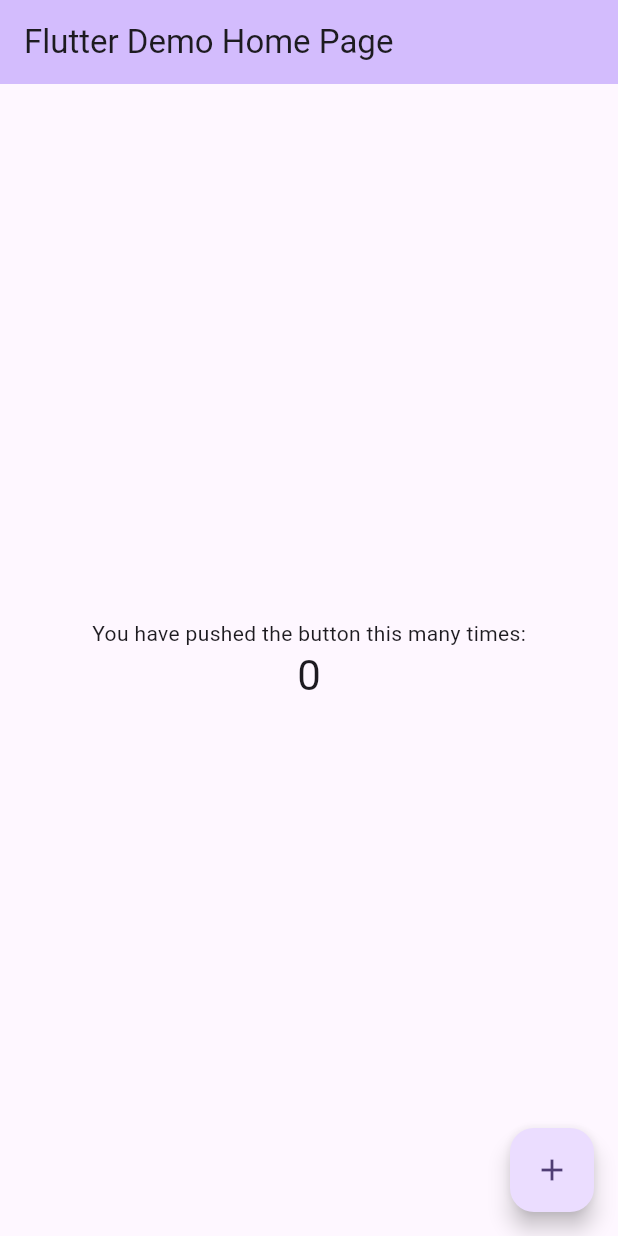
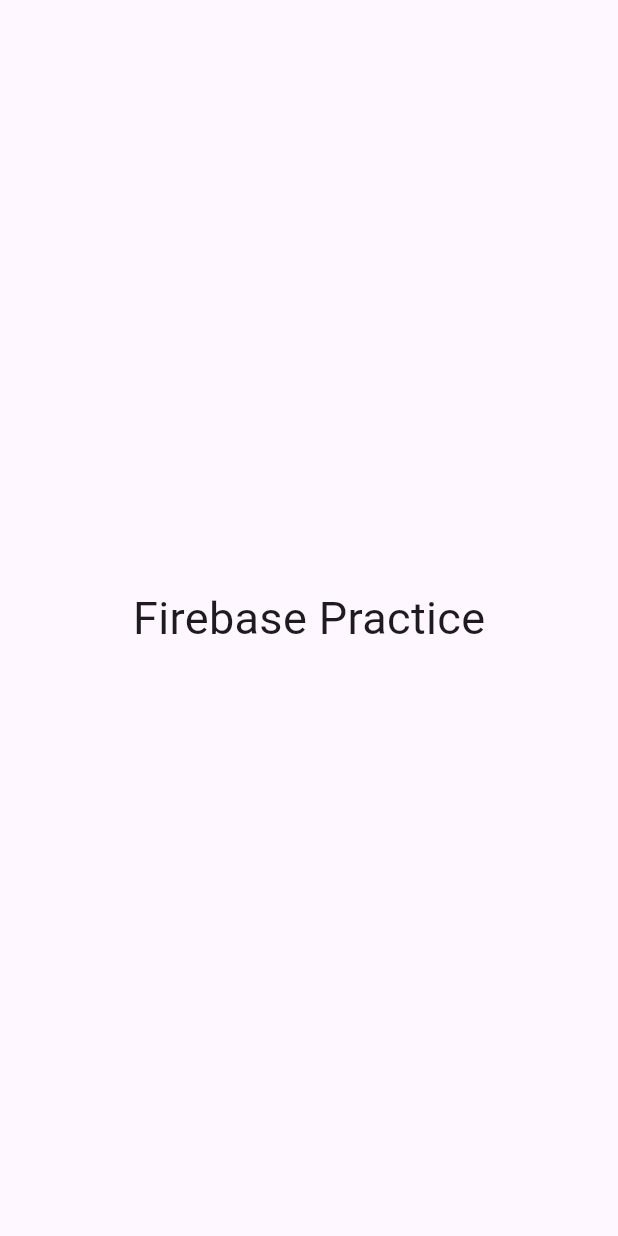
Before and after one commit to Usaid-Dev/firebase, a Flutter app: the first screen one second after launch, on a phone screen of 412 x 824 dp. Run offline on Flutter 3.47's test engine with Material 3 defaults, Android fonts, the phone set to English and light mode, and no system bars; our stand-ins replace firebase_core; accounts and stored records are empty.

Commit message:
Created Splash Screen

```diff
--- /dev/null
+++ b/lib/Ui/auth/login_screen.dart
@@ -0,0 +1,23 @@
+import 'package:flutter/material.dart';
+
+class LoginScreen extends StatefulWidget {
+  const LoginScreen({super.key});
+
+  @override
+  State<LoginScreen> createState() => _LoginScreenState();
+}
+
+class _LoginScreenState extends State<LoginScreen> {
+  @override
+  Widget build(BuildContext context) {
+    return Scaffold(
+      appBar: AppBar(
+        automaticallyImplyLeading: false,
+        title: Text('Login'),
+      ),
+      body: Column(
+        children: [],
+      ),
+    );
+  }
+}
--- /dev/null
+++ b/lib/Ui/splash_screen.dart
@@ -0,0 +1,31 @@
+import 'package:firebase/firebase_services/splash_services.dart';
+import 'package:flutter/material.dart';
+
+class SplashScreen extends StatefulWidget {
+  const SplashScreen({super.key});
+
+  @override
+  State<SplashScreen> createState() => _SplashScreenState();
+}
+
+class _SplashScreenState extends State<SplashScreen> {
+  SplashServices splashServices = SplashServices();
+
+  @override
+  void initState() {
+    super.initState();
+    splashServices.isLogin(context);
+  }
+
+  @override
+  Widget build(BuildContext context) {
+    return const Scaffold(
+      body: Center(
+        child: Text(
+          'Firebase Practice',
+          style: TextStyle(fontSize: 30),
+        ),
+      ),
+    );
+  }
+}
--- /dev/null
+++ b/lib/firebase_services/splash_services.dart
@@ -0,0 +1,13 @@
+import 'dart:async';
+
+import 'package:firebase/Ui/auth/login_screen.dart';
+import 'package:flutter/material.dart';
+
+class SplashServices {
+  void isLogin(BuildContext context) {
+    Timer(const Duration(seconds: 3), () {
+      Navigator.push(context,
+          MaterialPageRoute(builder: (context) => const LoginScreen()));
+    });
+  }
+}
--- a/lib/main.dart
+++ b/lib/main.dart
@@ -1,3 +1,4 @@
+import 'package:firebase/Ui/splash_screen.dart';
 import 'package:firebase_core/firebase_core.dart';
 import 'package:flutter/material.dart';
 
@@ -10,119 +11,12 @@ void main() async {
 class MyApp extends StatelessWidget {
   const MyApp({super.key});
 
-  // This widget is the root of your application.
   @override
   Widget build(BuildContext context) {
-    return MaterialApp(
+    return const MaterialApp(
+      debugShowCheckedModeBanner: false,
       title: 'Flutter Demo',
-      theme: ThemeData(
-        // This is the theme of your application.
-        //
-        // TRY THIS: Try running your application with "flutter run". You'll see
-        // the application has a blue toolbar. Then, without quitting the app,
-        // try changing the seedColor in the colorScheme below to Colors.green
-        // and then invoke "hot reload" (save your changes or press the "hot
-        // reload" button in a Flutter-supported IDE, or press "r" if you used
-        // the command line to start the app).
-        //
-        // Notice that the counter didn't reset back to zero; the application
-        // state is not lost during the reload. To reset the state, use hot
-        // restart instead.
-        //
-        // This works for code too, not just values: Most code changes can be
-        // tested with just a hot reload.
-        colorScheme: ColorScheme.fromSeed(seedColor: Colors.deepPurple),
-        useMaterial3: true,
-      ),
-      home: const MyHomePage(title: 'Flutter Demo Home Page'),
+      home: SplashScreen(),
     );
   }
 }
-
-class MyHomePage extends StatefulWidget {
-  const MyHomePage({super.key, required this.title});
-
-  // This widget is the home page of your application. It is stateful, meaning
-  // that it has a State object (defined below) that contains fields that affect
-  // how it looks.
-
-  // This class is the configuration for the state. It holds the values (in this
-  // case the title) provided by the parent (in this case the App widget) and
-  // used by the build method of the State. Fields in a Widget subclass are
-  // always marked "final".
-
-  final String title;
-
-  @override
-  State<MyHomePage> createState() => _MyHomePageState();
-}
-
-class _MyHomePageState extends State<MyHomePage> {
-  int _counter = 0;
-
-  void _incrementCounter() {
-    setState(() {
-      // This call to setState tells the Flutter framework that something has
-      // changed in this State, which causes it to rerun the build method below
-      // so that the display can reflect the updated values. If we changed
-      // _counter without calling setState(), then the build method would not be
-      // called again, and so nothing would appear to happen.
-      _counter++;
-    });
-  }
-
-  @override
-  Widget build(BuildContext context) {
-    // This method is rerun every time setState is called, for instance as done
-    // by the _incrementCounter method above.
-    //
-    // The Flutter framework has been optimized to make rerunning build methods
-    // fast, so that you can just rebuild anything that needs updating rather
-    // than having to individually change instances of widgets.
-    return Scaffold(
-      appBar: AppBar(
-        // TRY THIS: Try changing the color here to a specific color (to
-        // Colors.amber, perhaps?) and trigger a hot reload to see the AppBar
-        // change color while the other colors stay the same.
-        backgroundColor: Theme.of(context).colorScheme.inversePrimary,
-        // Here we take the value from the MyHomePage object that was created by
-        // the App.build method, and use it to set our appbar title.
-        title: Text(widget.title),
-      ),
-      body: Center(
-        // Center is a layout widget. It takes a single child and positions it
-        // in the middle of the parent.
-        child: Column(
-          // Column is also a layout widget. It takes a list of children and
-          // arranges them vertically. By default, it sizes itself to fit its
-          // children horizontally, and tries to be as tall as its parent.
-          //
-          // Column has various properties to control how it sizes itself and
-          // how it positions its children. Here we use mainAxisAlignment to
-          // center the children vertically; the main axis here is the vertical
-          // axis because Columns are vertical (the cross axis would be
-          // horizontal).
-          //
-          // TRY THIS: Invoke "debug painting" (choose the "Toggle Debug Paint"
-          // action in the IDE, or press "p" in the console), to see the
-          // wireframe for each widget.
-          mainAxisAlignment: MainAxisAlignment.center,
-          children: <Widget>[
-            const Text(
-              'You have pushed the button this many times:',
-            ),
-            Text(
-              '$_counter',
-              style: Theme.of(context).textTheme.headlineMedium,
-            ),
-          ],
-        ),
-      ),
-      floatingActionButton: FloatingActionButton(
-        onPressed: _incrementCounter,
-        tooltip: 'Increment',
-        child: const Icon(Icons.add),
-      ), // This trailing comma makes auto-formatting nicer for build methods.
-    );
-  }
-}
```
